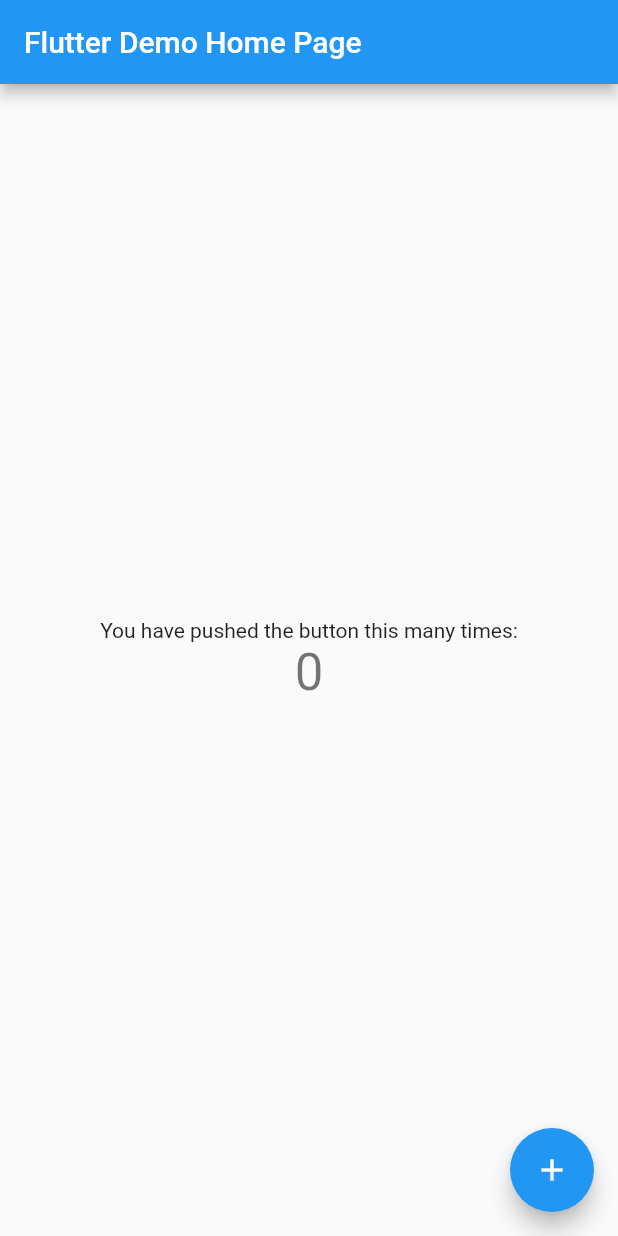
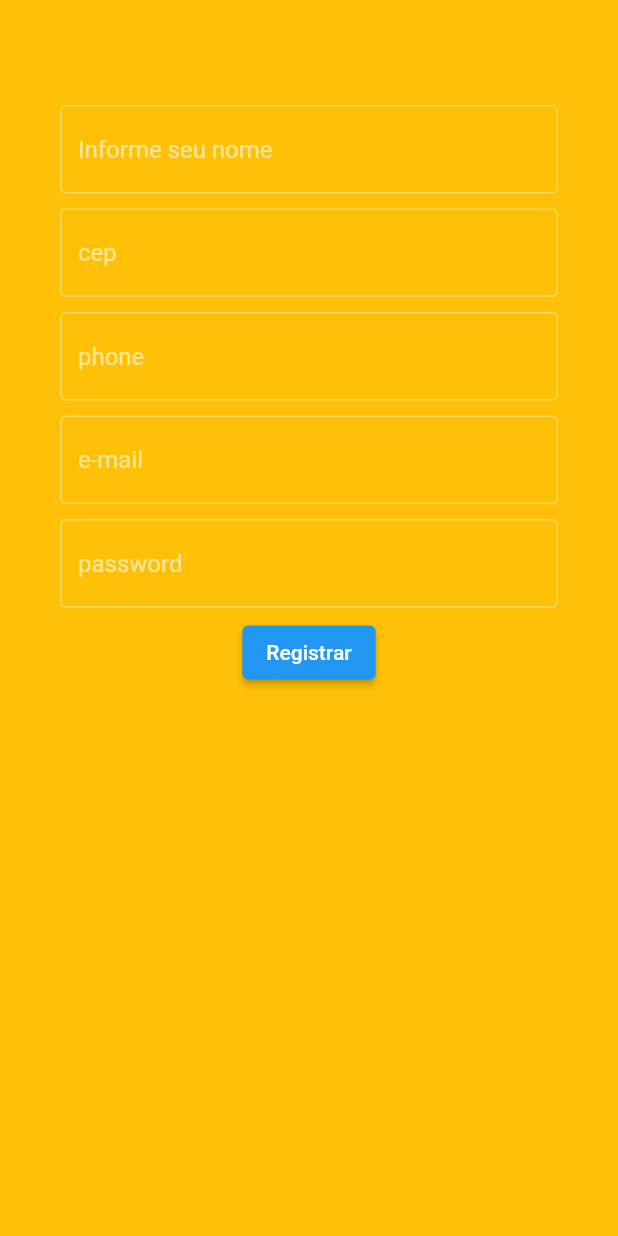
Before and after one commit to lucasaraujonogueira/Stamp, a Flutter app: the screen it shows after launch, on a phone screen of 412 x 824 dp. Run offline on Flutter 3.47's test engine with Material 2 defaults, Android fonts, the phone set to English and light mode, and no system bars; our stand-ins replace sqflite; accounts and stored records are empty.

Commit message:
screen register version 0.1

```diff
--- a/lib/Models/Register_user_model.dart
+++ b/lib/Models/Register_user_model.dart
@@ -1,6 +1,6 @@
-import 'package:flutter/material.dart';
-
-class UserModel {
+class Usermodel {
+  int id;
+  String image;
   String name;
   String lastname;
   int cep;
@@ -8,11 +8,49 @@ class UserModel {
   int phone;
   String email;
 
-  UserModel(
-      {required this.name,
+  Usermodel(
+      {required this.id,
+      required this.name,
       required this.lastname,
       required this.cep,
       required this.password,
       required this.phone,
-      required this.email});
+      required this.email,
+      required this.image});
+
+/*
+  Future<Map<String, dynamic>> json() async {
+    return {
+      'id': id,
+      'image': image,
+      'name': name,
+      'lastname': lastname,
+      'cep': cep,
+      'phone': phone,
+      'email': email,
+      'password': password,
+    };
+  }
+*/
+  factory Usermodel.fromJson(Map<String, dynamic> pardesJson) {
+    return Usermodel(
+        id: pardesJson['id'] as int,
+        name: pardesJson['name'] as String,
+        lastname: pardesJson['lastname'] as String,
+        cep: pardesJson['cep'] as int,
+        password: pardesJson['password'] as String,
+        phone: pardesJson['phone'] as int,
+        email: pardesJson['email'] as String,
+        image: pardesJson['image'] as String);
+  }
+
+  factory Usermodel.fromMap(Map<String, dynamic> json) => Usermodel(
+      id: json['id'],
+      name: json['name'],
+      lastname: json['lastname'],
+      cep: json['cep'],
+      password: json['password'],
+      phone: json['phone'],
+      email: json['email'],
+      image: json['image']);
 }
--- a/lib/Views/initial_router.dart
+++ b/lib/Views/initial_router.dart
@@ -31,9 +31,9 @@ class _InitialRouterState extends State<InitialRouter>
                 Image.network(
                     'https://img.freepik.com/vetores-gratis/palavra-de-grande-venda-com-carrinho-de-compras-caixas-de-presente-loja-mapa-com-ponteiro-em-estilo-realista-ilustracao-vetorial_548887-126.jpg?t=st=1649286180~exp=1649286780~hmac=9ea04a107c3b67cb8a1a4ebea3835313a31362c4a2c93d1fac5942a2ef15842d&w=1380'),
                 AppButtons(
-                    height: 35,
-                    width: 60,
-                    textcolor: Colors.amber,
+                    height: 15,
+                    width: 10,
+                    textcolor: Colors.orange,
                     background: Colors.white,
                     borderColor: Colors.amber,
                     text: "Entrar",
--- a/lib/Views/register_view.dart
+++ b/lib/Views/register_view.dart
@@ -0,0 +1,137 @@
+import 'package:flutter/material.dart';
+
+class RegisterView extends StatefulWidget {
+  const RegisterView({Key? key}) : super(key: key);
+
+  @override
+  State<RegisterView> createState() => _RegisterViewState();
+}
+
+class _RegisterViewState extends State<RegisterView> {
+  final GlobalKey<FormState> _formKey = GlobalKey<FormState>();
+  final TextEditingController _name = TextEditingController();
+  final TextEditingController _cep = TextEditingController();
+  final TextEditingController _phone = TextEditingController();
+  final TextEditingController _email = TextEditingController();
+  final TextEditingController _password = TextEditingController();
+
+  @override
+  Widget build(BuildContext context) {
+    return Scaffold(
+        body: Container(
+      padding: EdgeInsets.only(top: 70, left: 40, right: 40),
+      color: Colors.amber,
+      child: ListView(
+        children: <Widget>[
+          Form(
+            child: Column(
+              children: <Widget>[
+                TextFormField(
+                  keyboardType: TextInputType.text,
+                  controller: _name,
+                  decoration: const InputDecoration(
+                      hintText: 'Informe seu nome',
+                      border: OutlineInputBorder(),
+                      labelStyle: TextStyle(
+                          color: Colors.black,
+                          fontWeight: FontWeight.w400,
+                          fontSize: 30)),
+                ),
+                const SizedBox(
+                  height: 10,
+                ),
+                TextFormField(
+                  keyboardType: TextInputType.number,
+                  controller: _cep,
+                  decoration: const InputDecoration(
+                    hintText: 'cep',
+                    border: OutlineInputBorder(),
+                  ),
+                ),
+                const SizedBox(
+                  height: 10,
+                ),
+                TextFormField(
+                  controller: _phone,
+                  keyboardType: TextInputType.number,
+                  decoration: const InputDecoration(
+                    hintText: 'phone',
+                    border: OutlineInputBorder(),
+                  ),
+                ),
+                const SizedBox(
+                  height: 10,
+                ),
+                TextFormField(
+                  controller: _email,
+                  keyboardType: TextInputType.emailAddress,
+                  cursorColor: Colors.black,
+                  decoration: const InputDecoration(
+                    hintText: 'e-mail',
+                    border: OutlineInputBorder(),
+                  ),
+                ),
+                const SizedBox(
+                  height: 10,
+                ),
+                TextFormField(
+                  controller: _password,
+                  keyboardType: TextInputType.visiblePassword,
+                  obscureText: true,
+                  decoration: const InputDecoration(
+                    hintText: 'password',
+                    border: OutlineInputBorder(),
+                  ),
+                ),
+                Container(
+                    height: 60,
+                    alignment: Alignment.center,
+                    child: ElevatedButton(
+                      onPressed: () {
+                        print(_email);
+                      },
+                      child: const Text('Registrar'),
+                    ))
+              ],
+            ),
+          ),
+        ],
+      ),
+    ));
+  }
+}
+
+
+/*
+  return Container(
+        alignment: Alignment.center,
+        padding: const EdgeInsets.all(20),
+        constraints: const BoxConstraints.tightForFinite(width: 200),
+        child: Form(
+            child: Column(
+          crossAxisAlignment: CrossAxisAlignment.center,
+          children: <Widget>[
+            /*
+            TextFormField(
+              decoration: InputDecoration(
+                  icon: const Icon(Icons.person),
+                  labelText: 'Name',
+                  border: OutlineInputBorder(),
+                  errorText: 'Error Text'),
+            ),
+           */
+            Text('Ola pessoal')
+          ],
+        )
+        )
+        );
+        */
+
+        /*Form(
+        child: Column(
+      crossAxisAlignment: CrossAxisAlignment.start,
+      children: <Widget>[
+
+      ],
+    ));
+    */
--- a/lib/main.dart
+++ b/lib/main.dart
@@ -1,4 +1,7 @@
+import 'package:cryptomercard/Views/register_view.dart';
 import 'package:flutter/material.dart';
+
+import 'Views/initial_router.dart';
 
 void main() {
   runApp(const MyApp());
@@ -7,109 +10,16 @@ void main() {
 class MyApp extends StatelessWidget {
   const MyApp({Key? key}) : super(key: key);
 
-  // This widget is the root of your application.
   @override
   Widget build(BuildContext context) {
     return MaterialApp(
-      title: 'Flutter Demo',
-      theme: ThemeData(
-        // This is the theme of your application.
-        //
-        // Try running your application with "flutter run". You'll see the
-        // application has a blue toolbar. Then, without quitting the app, try
-        // changing the primarySwatch below to Colors.green and then invoke
-        // "hot reload" (press "r" in the console where you ran "flutter run",
-        // or simply save your changes to "hot reload" in a Flutter IDE).
-        // Notice that the counter didn't reset back to zero; the application
-        // is not restarted.
-        primarySwatch: Colors.blue,
-      ),
-      home: const MyHomePage(title: 'Flutter Demo Home Page'),
+      title: 'Mercado',
+      theme: ThemeData.dark(),
+      initialRoute: 'register',
+      routes: {
+        'initialrouter': (_) => const InitialRouter(),
+        'register': (_) => const RegisterView()
+      },
     );
   }
 }
-
-class MyHomePage extends StatefulWidget {
-  const MyHomePage({Key? key, required this.title}) : super(key: key);
-
-  // This widget is the home page of your application. It is stateful, meaning
-  // that it has a State object (defined below) that contains fields that affect
-  // how it looks.
-
-  // This class is the configuration for the state. It holds the values (in this
-  // case the title) provided by the parent (in this case the App widget) and
-  // used by the build method of the State. Fields in a Widget subclass are
-  // always marked "final".
-
-  final String title;
-
-  @override
-  State<MyHomePage> createState() => _MyHomePageState();
-}
-
-class _MyHomePageState extends State<MyHomePage> {
-  int _counter = 0;
-
-  void _incrementCounter() {
-    setState(() {
-      // This call to setState tells the Flutter framework that something has
-      // changed in this State, which causes it to rerun the build method below
-      // so that the display can reflect the updated values. If we changed
-      // _counter without calling setState(), then the build method would not be
-      // called again, and so nothing would appear to happen.
-      _counter++;
-    });
-  }
-
-  @override
-  Widget build(BuildContext context) {
-    // This method is rerun every time setState is called, for instance as done
-    // by the _incrementCounter method above.
-    //
-    // The Flutter framework has been optimized to make rerunning build methods
-    // fast, so that you can just rebuild anything that needs updating rather
-    // than having to individually change instances of widgets.
-    return Scaffold(
-      appBar: AppBar(
-        // Here we take the value from the MyHomePage object that was created by
-        // the App.build method, and use it to set our appbar title.
-        title: Text(widget.title),
-      ),
-      body: Center(
-        // Center is a layout widget. It takes a single child and positions it
-        // in the middle of the parent.
-        child: Column(
-          // Column is also a layout widget. It takes a list of children and
-          // arranges them vertically. By default, it sizes itself to fit its
-          // children horizontally, and tries to be as tall as its parent.
-          //
-          // Invoke "debug painting" (press "p" in the console, choose the
-          // "Toggle Debug Paint" action from the Flutter Inspector in Android
-          // Studio, or the "Toggle Debug Paint" command in Visual Studio Code)
-          // to see the wireframe for each widget.
-          //
-          // Column has various properties to control how it sizes itself and
-          // how it positions its children. Here we use mainAxisAlignment to
-          // center the children vertically; the main axis here is the vertical
-          // axis because Columns are vertical (the cross axis would be
-          // horizontal).
-          mainAxisAlignment: MainAxisAlignment.center,
-          children: <Widget>[
-            const Text(
-              'You have pushed the button this many times:',
-            ),
-            Text(
-              '$_counter',
-              style: Theme.of(context).textTheme.headline4,
-            ),
-          ],
-        ),
-      ),
-      floatingActionButton: FloatingActionButton(
-        onPressed: _incrementCounter,
-        tooltip: 'Increment',
-        child: const Icon(Icons.add),
-      ), // This trailing comma makes auto-formatting nicer for build methods.
-    );
-  }
-}
--- a/pubspec.yaml
+++ b/pubspec.yaml
@@ -34,6 +34,9 @@ dependencies:
   # The following adds the Cupertino Icons font to your application.
   # Use with the CupertinoIcons class for iOS style icons.
   cupertino_icons: ^1.0.2
+  sqflite: ^2.0.2
+  path: ^1.8.0
+  path_provider: ^2.0.9
 
 dev_dependencies:
   flutter_test:
```
Also changed, not shown: lib/Components/AppsButtons.dart (added, +75 -0 lines), lib/Components/CustomFormField.dart (added), lib/Controller/Produtc_Controller.dart (line endings or trailing spaces), lib/Controller/Register_controller.dart (added), lib/Views/login_view.dart (line endings or trailing spaces), pubspec.lock.
